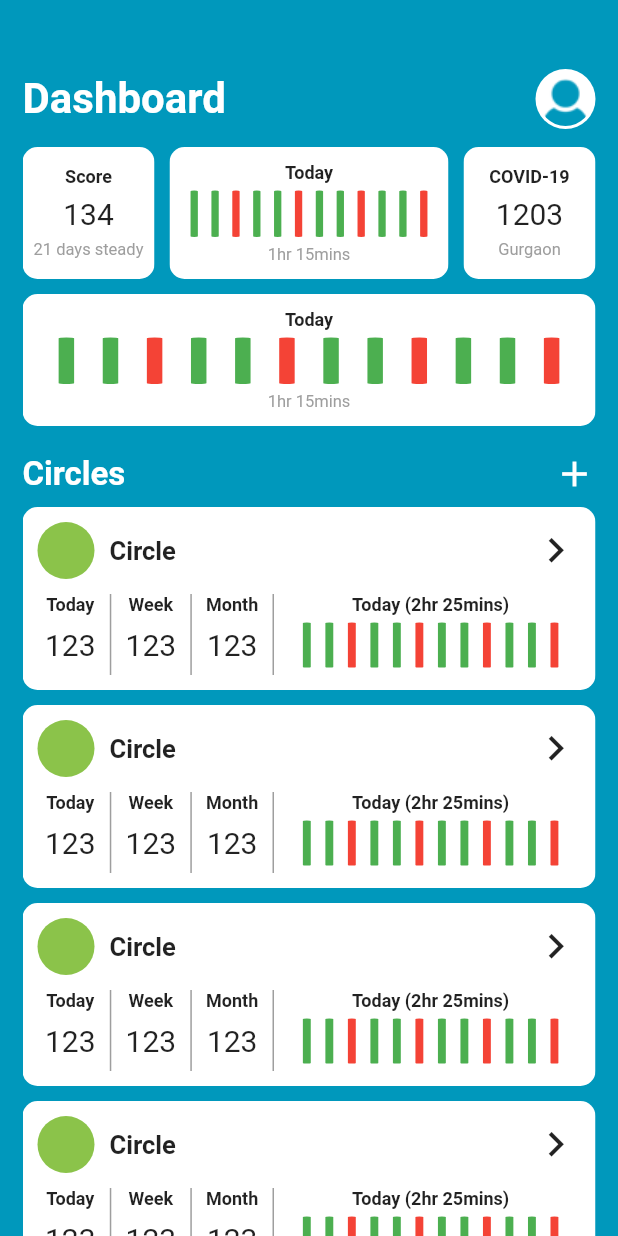
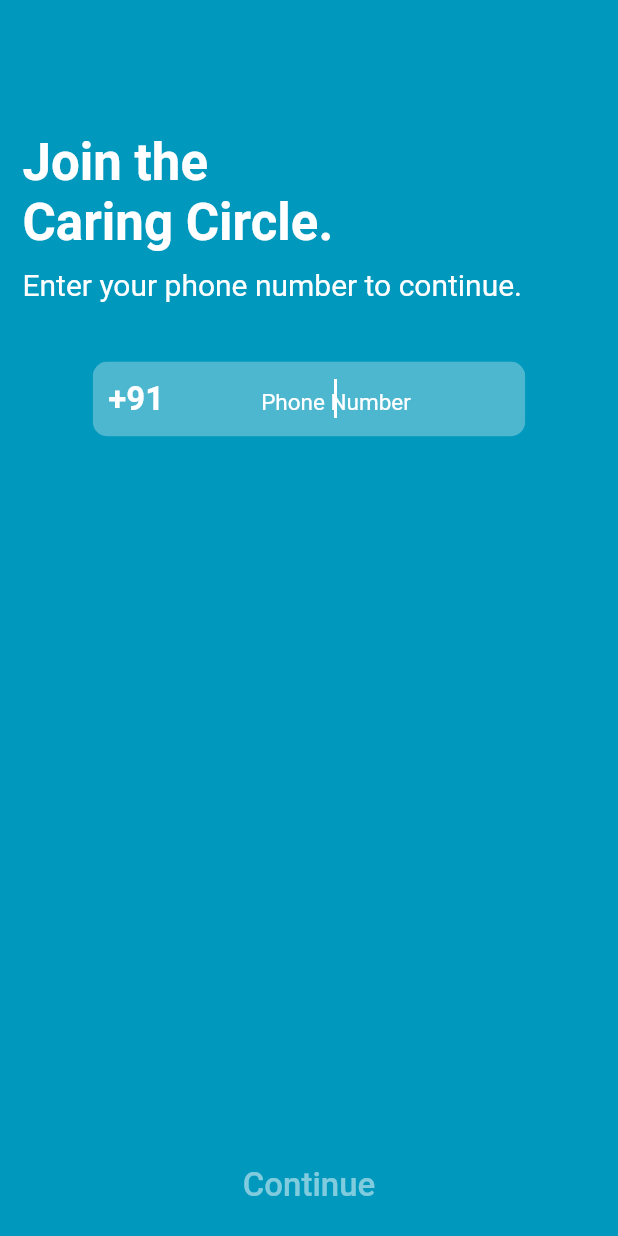
Before and after one commit to aswin-a/caring-circle, a Flutter app: the screen it shows after launch, on a phone screen of 412 x 824 dp. Run offline on Flutter 3.47's test engine with Material 2 defaults, Android fonts, the light colour scheme and no system bars; drawn by our look-alikes of fl_chart, sticky_headers; our stand-ins replace firebase_auth, pin_code_fields, rflutter_alert; accounts and stored records are empty.

Commit message:
Added Splash, Login and OTP screens

```diff
--- a/lib/main.dart
+++ b/lib/main.dart
@@ -1,21 +1,48 @@
 import 'package:flutter/material.dart';
 import 'package:provider/provider.dart';
+import 'package:firebase_auth/firebase_auth.dart';
 
+import './pages/Splash/Splash.dart';
+import './pages/Login/Login.dart';
+import './pages/Login/OTP.dart';
 import './pages/Dashboard/Dashboard.dart';
 import './pages/UserSettings/UserSettings.dart';
 import './providers/User.dart';
+import './styles/textThemes.dart';
 
 void main() => runApp(CaringCircle());
 
 class CaringCircle extends StatelessWidget {
   @override
   Widget build(BuildContext context) {
-    return ChangeNotifierProvider(
-      create: (_) => User(isLoggedin: true),
-          child: MaterialApp(
+    return MultiProvider(
+      providers: [
+        ChangeNotifierProvider(create: (ctx) => User()),
+      ],
+      child: MaterialApp(
         title: 'Caring Circle',
-        theme: ThemeData(scaffoldBackgroundColor: Color(0xFF0098BC)),
+        theme: ThemeData(
+          scaffoldBackgroundColor: Color(0xFF0098BC),
+          textTheme: textTheme,
+        ),
+        home: FutureBuilder(
+          future: FirebaseAuth.instance.currentUser(),
+          builder: (ctx, AsyncSnapshot<FirebaseUser> snapshot) {
+            if (snapshot.connectionState == ConnectionState.done) {
+              print(snapshot.data);
+              if (snapshot.data != null) {
+                return Dashboard();
+              } else {
+                return Login();
+              }
+            }
+            return Splash();
+          },
+        ),
         routes: {
+          Splash.routeName: (ctx) => Splash(),
+          Login.routeName: (ctx) => Login(),
+          OTP.routeName: (ctx) => OTP(),
           Dashboard.routeName: (ctx) => Dashboard(),
           UserSettings.routeName: (ctx) => UserSettings(),
         },
--- a/lib/pages/Dashboard/Dashboard.dart
+++ b/lib/pages/Dashboard/Dashboard.dart
@@ -11,7 +11,7 @@ import '../UserSettings/UserSettings.dart';
 import '../../providers/User.dart';
 
 class Dashboard extends StatelessWidget {
-  static const routeName = '/';
+  static const routeName = '/dashboard';
   static const pageTitle = 'Dashboard';
 
   @override
--- /dev/null
+++ b/lib/pages/Login/Login.dart
@@ -0,0 +1,206 @@
+import 'package:flutter/material.dart';
+import 'package:flutter/services.dart';
+import 'package:firebase_auth/firebase_auth.dart';
+import 'package:rflutter_alert/rflutter_alert.dart';
+
+import '../Dashboard/Dashboard.dart';
+import './OTP.dart';
+
+class Login extends StatelessWidget {
+  static const routeName = '/login';
+  static const pageTitle = 'Login';
+
+  @override
+  Widget build(BuildContext context) {
+    return Material(
+      type: MaterialType.canvas,
+      color: Theme.of(context).scaffoldBackgroundColor,
+      child: SafeArea(
+        bottom: false,
+        minimum: EdgeInsets.symmetric(horizontal: 15),
+        child: PhoneNumber(),
+      ),
+    );
+  }
+}
+
+class PhoneNumber extends StatefulWidget {
+  @override
+  _PhoneNumberState createState() => _PhoneNumberState();
+}
+
+class _PhoneNumberState extends State<PhoneNumber> {
+  @override
+  deactivate() {
+    this.isLoading = false;
+    super.deactivate();
+  }
+
+  @override
+  dispose() {
+    this.phoneNumberController.dispose();
+    super.dispose();
+  }
+
+  final phoneNumberController = TextEditingController();
+  bool isLoading = false;
+  bool isValid = false;
+
+  String get phoneNumber => '+91${this.phoneNumberController.text.trim()}';
+
+  void onTapContinue(BuildContext context) {
+    void _onVerificationCompleted(AuthCredential authCredential) {
+      Navigator.of(context).pushNamed(Dashboard.routeName);
+    }
+
+    void _onVerificationFailed(AuthException authException) {
+      this.setState(() {
+        this.isLoading = false;
+      });
+
+      Alert(
+        context: context,
+        title: 'Oops !!!',
+        desc: 'Something went wrong. Please try joining again.',
+        buttons: [
+          DialogButton(
+            height: 50,
+            radius: BorderRadius.circular(10),
+            child: Text(
+              'No Problem',
+              style: Theme.of(context).textTheme.display3,
+            ),
+            onPressed: () => Navigator.pop(context),
+            color: Theme.of(context).scaffoldBackgroundColor,
+          ),
+        ],
+      ).show();
+    }
+
+    void _onCodeSent(String verificationId, [int forceResendingToken]) {
+      Navigator.of(context).pushNamed(OTP.routeName, arguments: {
+        'fromPage': '${Login.pageTitle}',
+        'phoneNumber': this.phoneNumber,
+        'verificationId': verificationId,
+        'forceResendingToken': forceResendingToken
+      });
+    }
+
+    FocusScope.of(context).unfocus();
+
+    this.setState(() {
+      this.isLoading = true;
+    });
+
+    FirebaseAuth.instance.verifyPhoneNumber(
+      phoneNumber: this.phoneNumber,
+      timeout: Duration(milliseconds: 0),
+      verificationCompleted: _onVerificationCompleted,
+      verificationFailed: _onVerificationFailed,
+      codeSent: _onCodeSent,
+      codeAutoRetrievalTimeout: null,
+    );
+  }
+
+  @override
+  Widget build(BuildContext context) {
+    return Padding(
+      padding:
+          EdgeInsets.only(bottom: MediaQuery.of(context).viewInsets.bottom),
+      child: Column(
+        mainAxisAlignment: MainAxisAlignment.start,
+        crossAxisAlignment: CrossAxisAlignment.start,
+        children: <Widget>[
+          SizedBox(height: 88),
+          Text('Join the', style: Theme.of(context).textTheme.display4),
+          Text('Caring Circle.', style: Theme.of(context).textTheme.display4),
+          SizedBox(height: 10),
+          Text(
+            'Enter your phone number to continue.',
+            style: Theme.of(context).textTheme.display2,
+          ),
+          SizedBox(height: 40),
+          Center(
+            child: ClipRRect(
+              borderRadius: BorderRadius.circular(10),
+              child: Container(
+                alignment: Alignment.center,
+                width: MediaQuery.of(context).size.width * 0.7,
+                child: TextField(
+                  enabled: !this.isLoading,
+                  controller: this.phoneNumberController,
+                  onSubmitted: this.isValid
+                      ? (_) => this.onTapContinue(context)
+                      : (_) => FocusScope.of(context).nextFocus(),
+                  onChanged: (value) {
+                    if (value.length < 10 && this.isValid) {
+                      this.setState(() {
+                        this.isValid = false;
+                      });
+                    } else if (value.length == 10 && !this.isValid) {
+                      this.setState(() {
+                        this.isValid = true;
+                      });
+                    }
+                  },
+                  cursorColor: Colors.white,
+                  decoration: InputDecoration(
+                    border: InputBorder.none,
+                    filled: true,
+                    fillColor: Colors.white.withOpacity(0.3),
+                    hintText: 'Phone Number',
+                    hintStyle: Theme.of(context).textTheme.display1,
+                    prefixIcon: Padding(
+                      padding: const EdgeInsets.only(left: 10),
+                      child: Center(
+                        widthFactor: 0,
+                        child: Text(
+                          '+91',
+                          textAlign: TextAlign.center,
+                          style: Theme.of(context).textTheme.display3,
+                        ),
+                      ),
+                    ),
+                  ),
+                  showCursor: true,
+                  style: Theme.of(context)
+                      .textTheme
+                      .display3
+                      .copyWith(letterSpacing: 3),
+                  keyboardType: TextInputType.phone,
+                  inputFormatters: [LengthLimitingTextInputFormatter(10)],
+                  autofocus: true,
+                  textAlign: TextAlign.center,
+                ),
+              ),
+            ),
+          ),
+          Expanded(
+            child: Container(
+              alignment: Alignment.bottomCenter,
+              padding: EdgeInsets.only(bottom: this.isLoading ? 20 : 10),
+              child: this.isLoading
+                  ? CircularProgressIndicator(
+                      backgroundColor: Colors.white,
+                    )
+                  : FlatButton(
+                      onPressed: this.isValid
+                          ? () => this.onTapContinue(context)
+                          : null,
+                      child: Text(
+                        'Continue',
+                        style: this.isValid
+                            ? Theme.of(context).textTheme.button
+                            : Theme.of(context)
+                                .textTheme
+                                .button
+                                .copyWith(color: Colors.white.withOpacity(0.5)),
+                      ),
+                    ),
+            ),
+          ),
+        ],
+      ),
+    );
+  }
+}
--- a/lib/providers/User.dart
+++ b/lib/providers/User.dart
@@ -1,16 +1,13 @@
 import 'package:flutter/material.dart';
 
 class User with ChangeNotifier {
-  bool isLoggedin = false;
-  String userToken;
-
   int id;
   String name = 'Aswin';
   String imageURL;
   int score = 134;
   int streak = 21;
 
-  User({@required this.isLoggedin, this.userToken});
+  User();
 
   updateName(String name) {
     this.name = name;
--- /dev/null
+++ b/lib/styles/textThemes.dart
@@ -0,0 +1,26 @@
+import 'package:flutter/material.dart';
+
+const textTheme = TextTheme(
+  display4: TextStyle(
+    fontSize: 34,
+    fontWeight: FontWeight.bold,
+    color: Colors.white,
+  ),
+  display3: TextStyle(
+    color: Colors.white,
+    fontSize: 22,
+    fontWeight: FontWeight.bold,
+  ),
+  display2: TextStyle(
+    fontSize: 20,
+    color: Colors.white,
+  ),
+  display1: TextStyle(
+    color: Colors.white,
+    fontSize: 15,
+  ),
+  button: TextStyle(
+    color: Colors.white,
+    fontSize: 22,
+  ),
+);
```
Also changed, not shown: lib/pages/Login/OTP.dart (added, +173 -0 lines), lib/pages/Splash/Splash.dart (added, +31 -0 lines), pubspec.yaml (+8 -6 lines), assets/logo.png (added), pubspec.lock, 1 other file.
